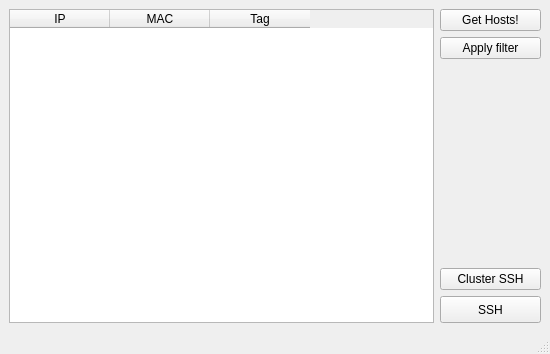
The window that mainwindow.ui (pnegre/labadmin) describes before a commit, drawn with Qt 5.
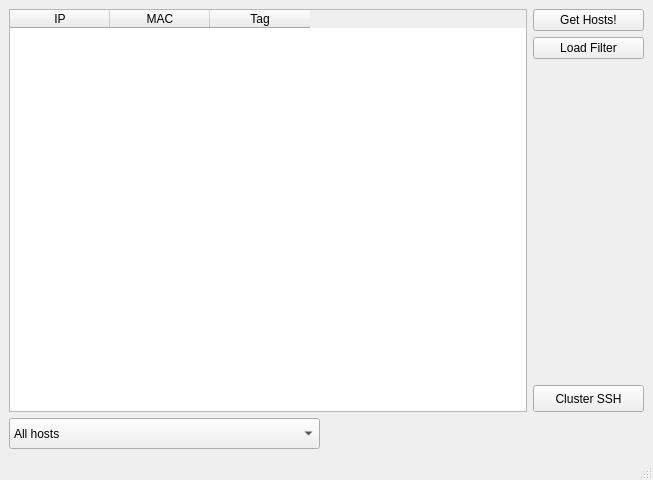
The same window after the commit.

Commit message: Implementat combobox per aplicar els filtres de macs

Diff of the .ui file:
```diff
--- a/mainwindow.ui
+++ b/mainwindow.ui
@@ -5,8 +5,8 @@
    <rect>
     <x>0</x>
     <y>0</y>
-    <width>550</width>
-    <height>354</height>
+    <width>653</width>
+    <height>480</height>
    </rect>
   </property>
   <property name="windowTitle" >
@@ -17,12 +17,12 @@
     <rect>
      <x>0</x>
      <y>29</y>
-     <width>550</width>
-     <height>303</height>
+     <width>653</width>
+     <height>429</height>
     </rect>
    </property>
    <layout class="QGridLayout" name="gridLayout" >
-    <item row="0" column="0" >
+    <item row="0" column="0" colspan="2" >
      <layout class="QHBoxLayout" name="horizontalLayout" >
       <item>
        <widget class="QTableWidget" name="hostList" >
@@ -55,7 +55,7 @@
         <item>
          <widget class="QPushButton" name="buttonFilter" >
           <property name="text" >
-           <string>Apply filter</string>
+           <string>Load Filter</string>
           </property>
          </widget>
         </item>
@@ -74,21 +74,14 @@
         </item>
         <item>
          <widget class="QPushButton" name="buttonCluster" >
-          <property name="text" >
-           <string>Cluster SSH</string>
-          </property>
-         </widget>
-        </item>
-        <item>
-         <widget class="QPushButton" name="buttonSsh" >
           <property name="minimumSize" >
            <size>
-            <width>101</width>
+            <width>111</width>
             <height>27</height>
            </size>
           </property>
           <property name="text" >
-           <string>SSH</string>
+           <string>Cluster SSH</string>
           </property>
          </widget>
         </item>
@@ -96,6 +89,34 @@
       </item>
      </layout>
     </item>
+    <item row="1" column="0" >
+     <widget class="QComboBox" name="filterBox" >
+      <property name="minimumSize" >
+       <size>
+        <width>311</width>
+        <height>31</height>
+       </size>
+      </property>
+      <item>
+       <property name="text" >
+        <string>All hosts</string>
+       </property>
+      </item>
+     </widget>
+    </item>
+    <item row="1" column="1" >
+     <spacer name="horizontalSpacer" >
+      <property name="orientation" >
+       <enum>Qt::Horizontal</enum>
+      </property>
+      <property name="sizeHint" stdset="0" >
+       <size>
+        <width>314</width>
+        <height>20</height>
+       </size>
+      </property>
+     </spacer>
+    </item>
    </layout>
   </widget>
   <widget class="QMenuBar" name="menubar" >
@@ -112,8 +133,8 @@
    <property name="geometry" >
     <rect>
      <x>0</x>
-     <y>332</y>
-     <width>550</width>
+     <y>458</y>
+     <width>653</width>
      <height>22</height>
     </rect>
    </property>
```
Left out of the diff: 2 changed lines with no effect on the pictures. The commit also changes 1 other file.
